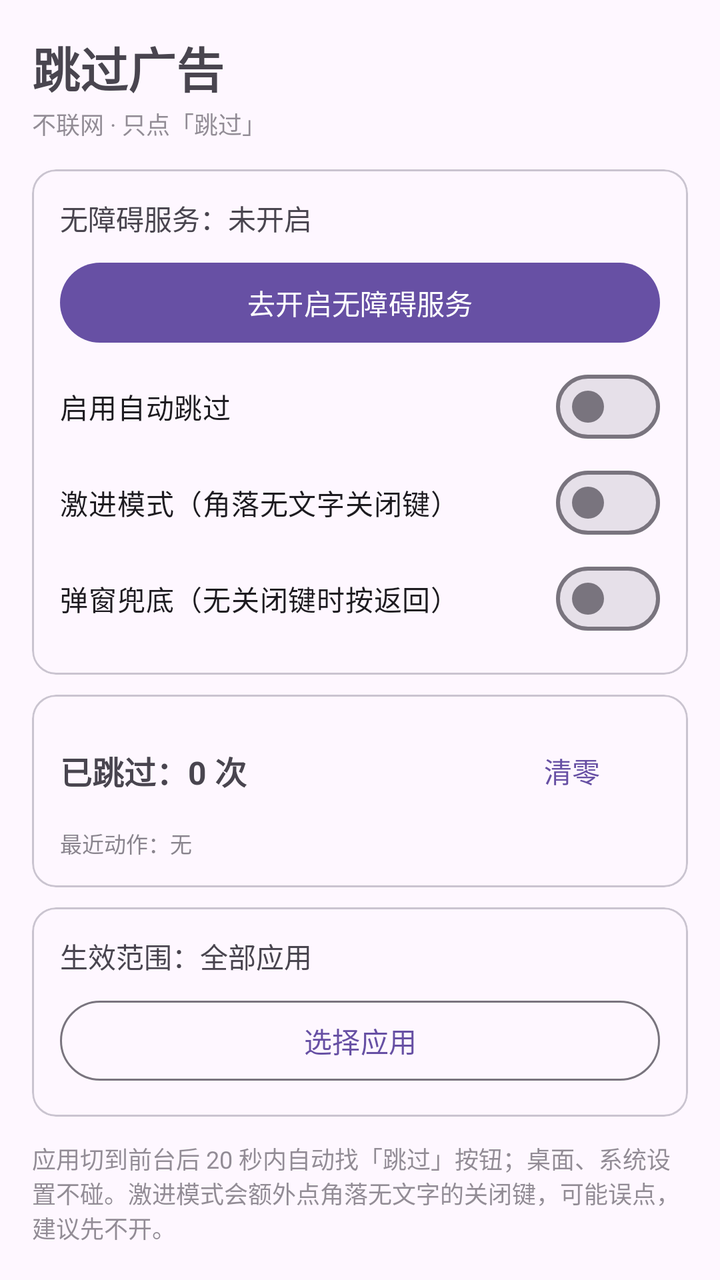
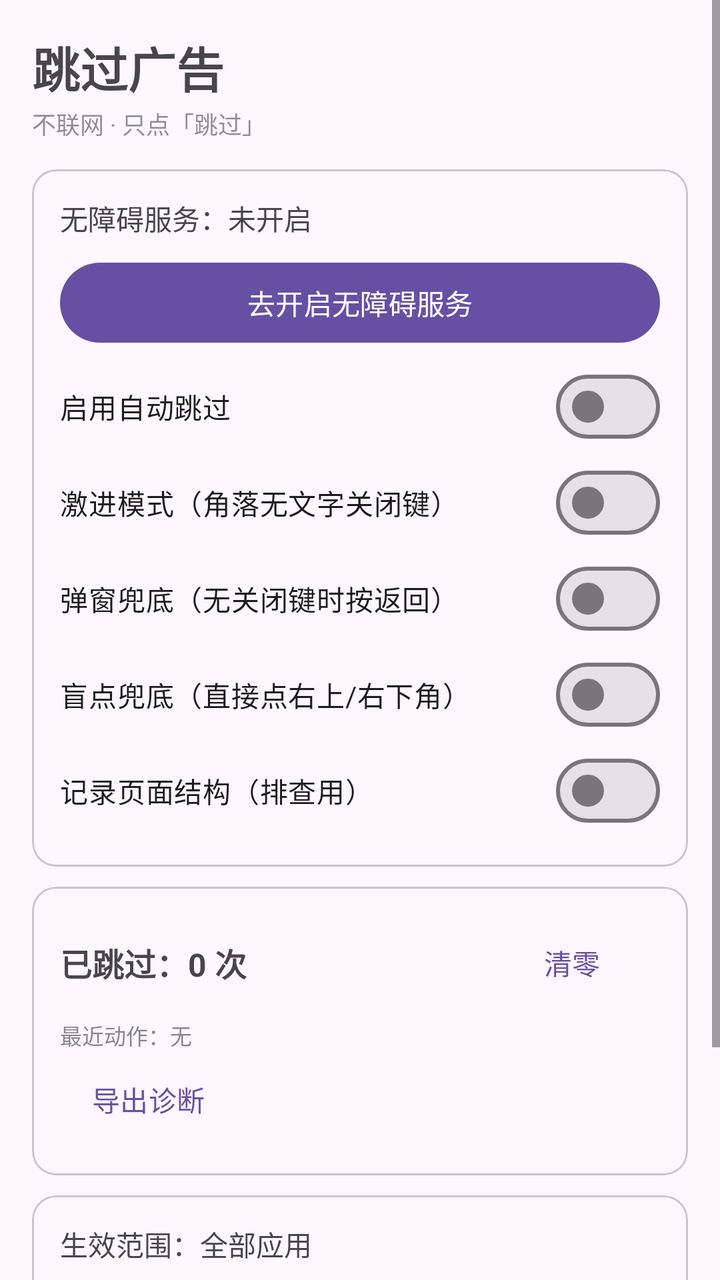

An Android layout rendered at two revisions. The XML below is the earlier revision; the diff shows what the commit changed to produce the second picture.
<!-- AndroidManifest.xml: application theme Theme.AdSkip -->
<!-- res/layout/activity_main.xml -->
<?xml version="1.0" encoding="utf-8"?>
<ScrollView xmlns:android="http://schemas.android.com/apk/res/android"
    android:layout_width="match_parent"
    android:layout_height="match_parent"
    android:fillViewport="true">

    <LinearLayout
        android:layout_width="match_parent"
        android:layout_height="wrap_content"
        android:orientation="vertical"
        android:padding="16dp">

        <TextView
            android:layout_width="wrap_content"
            android:layout_height="wrap_content"
            android:text="跳过广告"
            android:textSize="24sp"
            android:textStyle="bold" />

        <TextView
            android:layout_width="wrap_content"
            android:layout_height="wrap_content"
            android:layout_marginTop="2dp"
            android:text="不联网 · 只点「跳过」"
            android:textSize="12sp"
            android:alpha="0.6" />

        <com.google.android.material.card.MaterialCardView
            android:layout_width="match_parent"
            android:layout_height="wrap_content"
            android:layout_marginTop="14dp"
            android:radius="14dp">

            <LinearLayout
                android:layout_width="match_parent"
                android:layout_height="wrap_content"
                android:orientation="vertical"
                android:padding="14dp">

                <TextView
                    android:id="@+id/statusText"
                    android:layout_width="match_parent"
                    android:layout_height="wrap_content"
                    android:text="无障碍服务：未开启"
                    android:textSize="14sp" />

                <com.google.android.material.button.MaterialButton
                    android:id="@+id/btnSettings"
                    android:layout_width="match_parent"
                    android:layout_height="wrap_content"
                    android:layout_marginTop="8dp"
                    android:text="去开启无障碍服务" />

                <com.google.android.material.materialswitch.MaterialSwitch
                    android:id="@+id/switchEnabled"
                    android:layout_width="match_parent"
                    android:layout_height="wrap_content"
                    android:layout_marginTop="4dp"
                    android:text="启用自动跳过" />

                <com.google.android.material.materialswitch.MaterialSwitch
                    android:id="@+id/switchAggressive"
                    android:layout_width="match_parent"
                    android:layout_height="wrap_content"
                    android:text="激进模式（角落无文字关闭键）" />

                <com.google.android.material.materialswitch.MaterialSwitch
                    android:id="@+id/switchPopupGuard"
                    android:layout_width="match_parent"
                    android:layout_height="wrap_content"
                    android:text="弹窗兜底（无关闭键时按返回）" />
            </LinearLayout>
        </com.google.android.material.card.MaterialCardView>

        <com.google.android.material.card.MaterialCardView
            android:layout_width="match_parent"
            android:layout_height="wrap_content"
            android:layout_marginTop="10dp"
            android:radius="14dp">

            <LinearLayout
                android:layout_width="match_parent"
                android:layout_height="wrap_content"
                android:orientation="vertical"
                android:padding="14dp">

                <LinearLayout
                    android:layout_width="match_parent"
                    android:layout_height="wrap_content"
                    android:gravity="center_vertical"
                    android:orientation="horizontal">

                    <TextView
                        android:id="@+id/countText"
                        android:layout_width="0dp"
                        android:layout_height="wrap_content"
                        android:layout_weight="1"
                        android:text="已跳过：0 次"
                        android:textSize="16sp"
                        android:textStyle="bold" />

                    <com.google.android.material.button.MaterialButton
                        android:id="@+id/btnClear"
                        style="@style/Widget.Material3.Button.TextButton"
                        android:layout_width="wrap_content"
                        android:layout_height="wrap_content"
                        android:text="清零" />
                </LinearLayout>

                <TextView
                    android:id="@+id/recentText"
                    android:layout_width="match_parent"
                    android:layout_height="wrap_content"
                    android:layout_marginTop="4dp"
                    android:maxLines="4"
                    android:text="最近动作：无"
                    android:textSize="11sp"
                    android:alpha="0.65" />
            </LinearLayout>
        </com.google.android.material.card.MaterialCardView>

        <com.google.android.material.card.MaterialCardView
            android:layout_width="match_parent"
            android:layout_height="wrap_content"
            android:layout_marginTop="10dp"
            android:radius="14dp">

            <LinearLayout
                android:layout_width="match_parent"
                android:layout_height="wrap_content"
                android:orientation="vertical"
                android:padding="14dp">

                <TextView
                    android:id="@+id/rangeText"
                    android:layout_width="match_parent"
                    android:layout_height="wrap_content"
                    android:text="生效范围：全部应用"
                    android:textSize="14sp" />

                <com.google.android.material.button.MaterialButton
                    android:id="@+id/btnPickApps"
                    style="@style/Widget.Material3.Button.OutlinedButton"
                    android:layout_width="match_parent"
                    android:layout_height="wrap_content"
                    android:layout_marginTop="8dp"
                    android:text="选择应用" />
            </LinearLayout>
        </com.google.android.material.card.MaterialCardView>

        <TextView
            android:layout_width="match_parent"
            android:layout_height="wrap_content"
            android:layout_marginTop="12dp"
            android:text="应用切到前台后 20 秒内自动找「跳过」按钮；桌面、系统设置不碰。激进模式会额外点角落无文字的关闭键，可能误点，建议先不开。"
            android:textSize="12sp"
            android:alpha="0.6" />

    </LinearLayout>
</ScrollView>
<!-- resources referenced by this layout -->
<resources>
  <style name="Theme.AdSkip" parent="Theme.Material3.DayNight.NoActionBar">
          <item name="android:statusBarColor">#111827</item>
          <item name="android:windowLightStatusBar">false</item>
      </style>
</resources>

<!-- the commit's change to res/layout/activity_main.xml (unified diff, before → after) -->
@@ -69,6 +69,18 @@
                     android:layout_width="match_parent"
                     android:layout_height="wrap_content"
                     android:text="弹窗兜底（无关闭键时按返回）" />
+
+                <com.google.android.material.materialswitch.MaterialSwitch
+                    android:id="@+id/switchBlind"
+                    android:layout_width="match_parent"
+                    android:layout_height="wrap_content"
+                    android:text="盲点兜底（直接点右上/右下角）" />
+
+                <com.google.android.material.materialswitch.MaterialSwitch
+                    android:id="@+id/switchDiag"
+                    android:layout_width="match_parent"
+                    android:layout_height="wrap_content"
+                    android:text="记录页面结构（排查用）" />
             </LinearLayout>
         </com.google.android.material.card.MaterialCardView>
 
@@ -116,6 +128,13 @@
                     android:text="最近动作：无"
                     android:textSize="11sp"
                     android:alpha="0.65" />
+
+                <com.google.android.material.button.MaterialButton
+                    android:id="@+id/btnDiag"
+                    style="@style/Widget.Material3.Button.TextButton"
+                    android:layout_width="wrap_content"
+                    android:layout_height="wrap_content"
+                    android:text="导出诊断" />
             </LinearLayout>
         </com.google.android.material.card.MaterialCardView>
 
